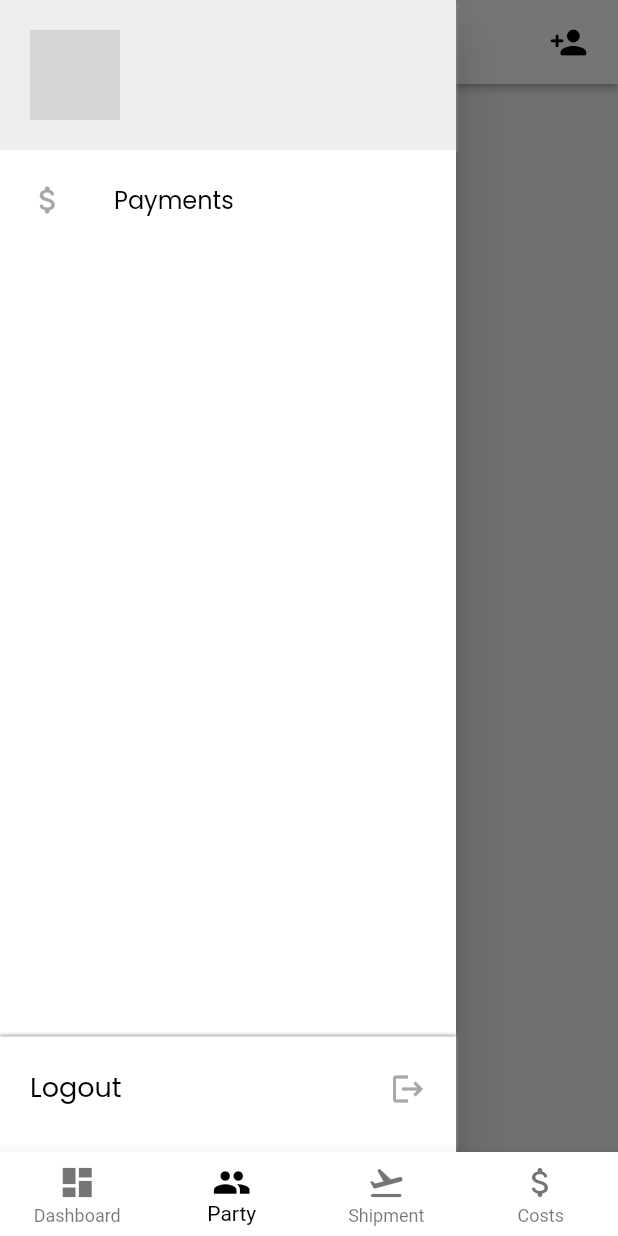
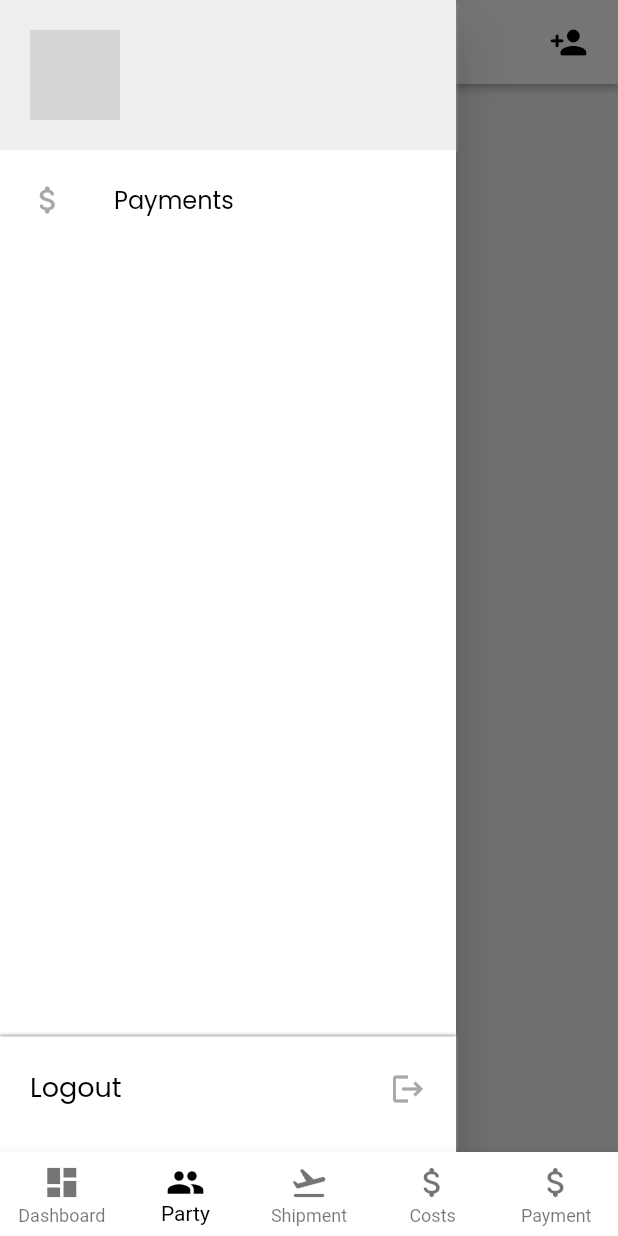
Before and after one commit to mdrashedbinkuddus/rsenterperise-admin, a Flutter app: the NavBarPage screen opened directly, item 2 of the bottom bar chosen, with the side drawer open, on a phone screen of 412 x 824 dp. Run offline on Flutter 3.47's test engine with Material 2 defaults, Android fonts, the phone set to English and light mode, and no system bars; our stand-ins replace auto_size_text, built_collection, built_value, cloud_firestore, easy_debounce, firebase_auth and 11 more; missing offline and left inert: json_path; accounts and stored records are empty; generated files the repository leaves out were written again; network calls fail; grey boxes are pictures that could not be loaded.

Commit message:
Updating to latest FlutterFlow output.

```diff
--- a/lib/costs/costs_widget.dart
+++ b/lib/costs/costs_widget.dart
@@ -3,7 +3,7 @@ import '../backend/backend.dart';
 import '../components/add_cost_widget.dart';
 import '../flutter_flow/flutter_flow_theme.dart';
 import '../flutter_flow/flutter_flow_util.dart';
-import '../payment/payment_widget.dart';
+import '../main.dart';
 import '../sign_in/sign_in_widget.dart';
 import 'package:flutter/material.dart';
 import 'package:flutter_datetime_picker/flutter_datetime_picker.dart';
@@ -183,7 +183,7 @@ class _CostsWidgetState extends State<CostsWidget> {
                                 type: PageTransitionType.fade,
                                 duration: Duration(milliseconds: 0),
                                 reverseDuration: Duration(milliseconds: 0),
-                                child: PaymentWidget(),
+                                child: NavBarPage(initialPage: 'Payment'),
                               ),
                             );
                           },
@@ -512,7 +512,7 @@ class _CostsWidgetState extends State<CostsWidget> {
                                       .override(
                                         fontFamily: 'Poppins',
                                         fontSize: 18,
-                                        fontWeight: FontWeight.bold,
+                                        fontWeight: FontWeight.w500,
                                       ),
                                 ),
                               ],
--- a/lib/home_page/home_page_widget.dart
+++ b/lib/home_page/home_page_widget.dart
@@ -2,7 +2,7 @@ import '../auth/auth_util.dart';
 import '../backend/backend.dart';
 import '../flutter_flow/flutter_flow_theme.dart';
 import '../flutter_flow/flutter_flow_util.dart';
-import '../payment/payment_widget.dart';
+import '../main.dart';
 import '../sign_in/sign_in_widget.dart';
 import 'package:flutter/material.dart';
 import 'package:flutter_spinkit/flutter_spinkit.dart';
@@ -148,7 +148,7 @@ class _HomePageWidgetState extends State<HomePageWidget> {
                                 type: PageTransitionType.fade,
                                 duration: Duration(milliseconds: 0),
                                 reverseDuration: Duration(milliseconds: 0),
-                                child: PaymentWidget(),
+                                child: NavBarPage(initialPage: 'Payment'),
                               ),
                             );
                           },
--- a/lib/main.dart
+++ b/lib/main.dart
@@ -15,6 +15,7 @@ import 'home_page/home_page_widget.dart';
 import 'party_list/party_list_widget.dart';
 import 'shipment/shipment_widget.dart';
 import 'costs/costs_widget.dart';
+import 'payment/payment_widget.dart';
 
 void main() async {
   WidgetsFlutterBinding.ensureInitialized();
@@ -121,6 +122,7 @@ class _NavBarPageState extends State<NavBarPage> {
       'PartyList': PartyListWidget(),
       'Shipment': ShipmentWidget(),
       'Costs': CostsWidget(),
+      'Payment': PaymentWidget(),
     };
     final currentIndex = tabs.keys.toList().indexOf(_currentPage);
     return Scaffold(
@@ -166,6 +168,14 @@ class _NavBarPageState extends State<NavBarPage> {
             ),
             label: 'Costs',
             tooltip: '',
+          ),
+          BottomNavigationBarItem(
+            icon: Icon(
+              Icons.attach_money_rounded,
+              size: 26,
+            ),
+            label: 'Payment',
+            tooltip: '',
           )
         ],
       ),
--- a/lib/party_list/party_list_widget.dart
+++ b/lib/party_list/party_list_widget.dart
@@ -3,8 +3,8 @@ import '../backend/backend.dart';
 import '../components/add_party_widget.dart';
 import '../flutter_flow/flutter_flow_theme.dart';
 import '../flutter_flow/flutter_flow_util.dart';
+import '../main.dart';
 import '../party_details/party_details_widget.dart';
-import '../payment/payment_widget.dart';
 import '../sign_in/sign_in_widget.dart';
 import 'package:flutter/material.dart';
 import 'package:flutter_spinkit/flutter_spinkit.dart';
@@ -177,7 +177,7 @@ class _PartyListWidgetState extends State<PartyListWidget> {
                                 type: PageTransitionType.fade,
                                 duration: Duration(milliseconds: 0),
                                 reverseDuration: Duration(milliseconds: 0),
-                                child: PaymentWidget(),
+                                child: NavBarPage(initialPage: 'Payment'),
                               ),
                             );
                           },
--- a/lib/payment/payment_widget.dart
+++ b/lib/payment/payment_widget.dart
@@ -3,6 +3,7 @@ import '../auth/auth_util.dart';
 import '../backend/backend.dart';
 import '../flutter_flow/flutter_flow_theme.dart';
 import '../flutter_flow/flutter_flow_util.dart';
+import '../main.dart';
 import '../sign_in/sign_in_widget.dart';
 import 'package:flutter/material.dart';
 import 'package:flutter_datetime_picker/flutter_datetime_picker.dart';
@@ -177,7 +178,7 @@ class _PaymentWidgetState extends State<PaymentWidget> {
                                 type: PageTransitionType.fade,
                                 duration: Duration(milliseconds: 0),
                                 reverseDuration: Duration(milliseconds: 0),
-                                child: PaymentWidget(),
+                                child: NavBarPage(initialPage: 'Payment'),
                               ),
                             );
                           },
--- a/lib/shipment/shipment_widget.dart
+++ b/lib/shipment/shipment_widget.dart
@@ -2,7 +2,7 @@ import '../auth/auth_util.dart';
 import '../backend/backend.dart';
 import '../flutter_flow/flutter_flow_theme.dart';
 import '../flutter_flow/flutter_flow_util.dart';
-import '../payment/payment_widget.dart';
+import '../main.dart';
 import '../sign_in/sign_in_widget.dart';
 import 'package:flutter/material.dart';
 import 'package:flutter_spinkit/flutter_spinkit.dart';
@@ -148,7 +148,7 @@ class _ShipmentWidgetState extends State<ShipmentWidget> {
                                 type: PageTransitionType.fade,
                                 duration: Duration(milliseconds: 0),
                                 reverseDuration: Duration(milliseconds: 0),
-                                child: PaymentWidget(),
+                                child: NavBarPage(initialPage: 'Payment'),
                               ),
                             );
                           },
```
